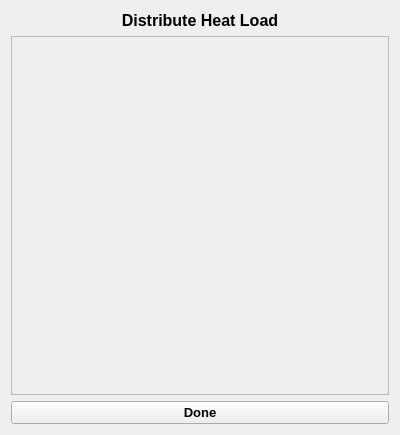
The window that interface/distribuir_calor.ui (CarlosTadeuVassoler/MPinch) describes before a commit, drawn with Qt 5.
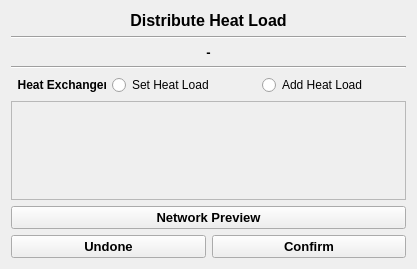
The same window after the commit.

Patch:
```diff
--- a/interface/distribuir_calor.ui
+++ b/interface/distribuir_calor.ui
@@ -6,8 +6,8 @@
    <rect>
     <x>0</x>
     <y>0</y>
-    <width>400</width>
-    <height>435</height>
+    <width>417</width>
+    <height>269</height>
    </rect>
   </property>
   <property name="windowTitle">
@@ -33,8 +33,111 @@
        </property>
       </widget>
      </item>
+     <item>
+      <widget class="Line" name="line">
+       <property name="orientation">
+        <enum>Qt::Horizontal</enum>
+       </property>
+      </widget>
+     </item>
+     <item>
+      <widget class="QLabel" name="trocador_remover">
+       <property name="font">
+        <font>
+         <pointsize>10</pointsize>
+         <weight>75</weight>
+         <bold>true</bold>
+        </font>
+       </property>
+       <property name="text">
+        <string>-</string>
+       </property>
+       <property name="alignment">
+        <set>Qt::AlignCenter</set>
+       </property>
+      </widget>
+     </item>
+     <item>
+      <widget class="Line" name="line_2">
+       <property name="orientation">
+        <enum>Qt::Horizontal</enum>
+       </property>
+      </widget>
+     </item>
      <item>
       <layout class="QVBoxLayout" name="verticalLayout_3">
+       <item>
+        <layout class="QHBoxLayout" name="horizontalLayout_2">
+         <item>
+          <widget class="QLabel" name="label_2">
+           <property name="sizePolicy">
+            <sizepolicy hsizetype="Minimum" vsizetype="Maximum">
+             <horstretch>0</horstretch>
+             <verstretch>0</verstretch>
+            </sizepolicy>
+           </property>
+           <property name="minimumSize">
+            <size>
+             <width>95</width>
+             <height>0</height>
+            </size>
+           </property>
+           <property name="maximumSize">
+            <size>
+             <width>95</width>
+             <height>16777215</height>
+            </size>
+           </property>
+           <property name="font">
+            <font>
+             <weight>75</weight>
+             <bold>true</bold>
+            </font>
+           </property>
+           <property name="text">
+            <string>  Heat Exchanger</string>
+           </property>
+          </widget>
+         </item>
+         <item>
+          <layout class="QHBoxLayout" name="horizontalLayout_3">
+           <item>
+            <widget class="QRadioButton" name="radio_set">
+             <property name="sizePolicy">
+              <sizepolicy hsizetype="Minimum" vsizetype="Maximum">
+               <horstretch>0</horstretch>
+               <verstretch>0</verstretch>
+              </sizepolicy>
+             </property>
+             <property name="layoutDirection">
+              <enum>Qt::LeftToRight</enum>
+             </property>
+             <property name="text">
+              <string>Set Heat Load</string>
+             </property>
+            </widget>
+           </item>
+          </layout>
+         </item>
+         <item>
+          <layout class="QHBoxLayout" name="horizontalLayout_4">
+           <item>
+            <widget class="QRadioButton" name="radio_add">
+             <property name="sizePolicy">
+              <sizepolicy hsizetype="Minimum" vsizetype="Maximum">
+               <horstretch>0</horstretch>
+               <verstretch>0</verstretch>
+              </sizepolicy>
+             </property>
+             <property name="text">
+              <string>Add Heat Load</string>
+             </property>
+            </widget>
+           </item>
+          </layout>
+         </item>
+        </layout>
+       </item>
        <item>
         <widget class="QScrollArea" name="scrollArea">
          <property name="widgetResizable">
@@ -45,8 +148,8 @@
            <rect>
             <x>0</x>
             <y>0</y>
-            <width>376</width>
-            <height>356</height>
+            <width>393</width>
+            <height>91</height>
            </rect>
           </property>
           <layout class="QVBoxLayout" name="verticalLayout_5">
@@ -58,7 +161,7 @@
         </widget>
        </item>
        <item>
-        <widget class="QPushButton" name="botaodone">
+        <widget class="QPushButton" name="prever">
          <property name="font">
           <font>
            <pointsize>10</pointsize>
@@ -67,10 +170,42 @@
           </font>
          </property>
          <property name="text">
-          <string>Done</string>
+          <string>Network Preview</string>
          </property>
         </widget>
        </item>
+       <item>
+        <layout class="QHBoxLayout" name="horizontalLayout">
+         <item>
+          <widget class="QPushButton" name="botaoundone">
+           <property name="font">
+            <font>
+             <pointsize>10</pointsize>
+             <weight>75</weight>
+             <bold>true</bold>
+            </font>
+           </property>
+           <property name="text">
+            <string>Undone</string>
+           </property>
+          </widget>
+         </item>
+         <item>
+          <widget class="QPushButton" name="botaodone">
+           <property name="font">
+            <font>
+             <pointsize>10</pointsize>
+             <weight>75</weight>
+             <bold>true</bold>
+            </font>
+           </property>
+           <property name="text">
+            <string>Confirm</string>
+           </property>
+          </widget>
+         </item>
+        </layout>
+       </item>
       </layout>
      </item>
     </layout>
```
